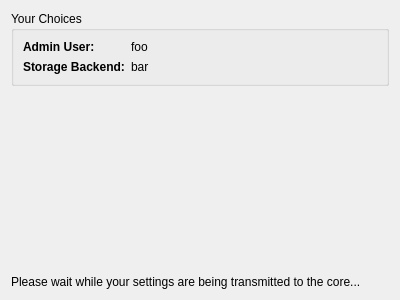
Above: src/qtui/ui/coreconfigwizardsyncpage.ui from quassel/quassel before the change. Below: the same form after it.
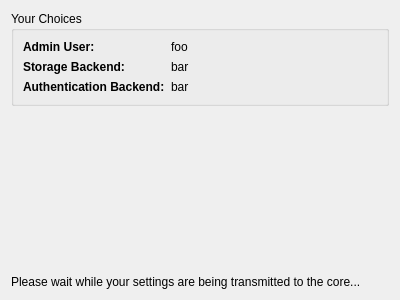
That is the form after the change.

Commit message:
Implement authenticator class used for logging in users
Added authenticator setup info to the core, also added a new core
setup dialog page for authenticators.

Wrote a SqlAuthenticator that simply wraps the existing
storage-based auth.

```diff
--- a/src/qtui/ui/coreconfigwizardsyncpage.ui
+++ b/src/qtui/ui/coreconfigwizardsyncpage.ui
@@ -63,6 +63,26 @@
             </property>
            </widget>
           </item>
+          <item row="2" column="0" >
+           <widget class="QLabel" name="label_2" >
+            <property name="font" >
+             <font>
+              <weight>75</weight>
+              <bold>true</bold>
+             </font>
+            </property>
+            <property name="text" >
+             <string>Authentication Backend:</string>
+            </property>
+           </widget>
+          </item>
+          <item row="2" column="1" >
+           <widget class="QLabel" name="authBackend" >
+            <property name="text" >
+             <string>bar</string>
+            </property>
+           </widget>
+          </item>
          </layout>
         </item>
         <item>
```
The commit also changes 26 other files.
